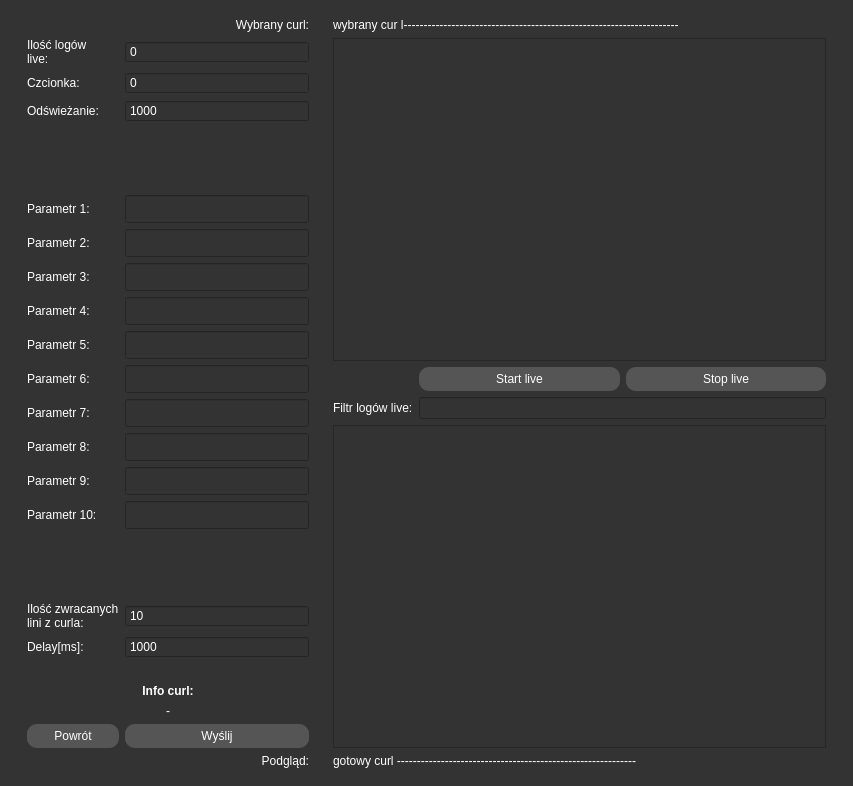
Above: untitled.ui from arekszatan/curlator before the change. Below: the same form after it.
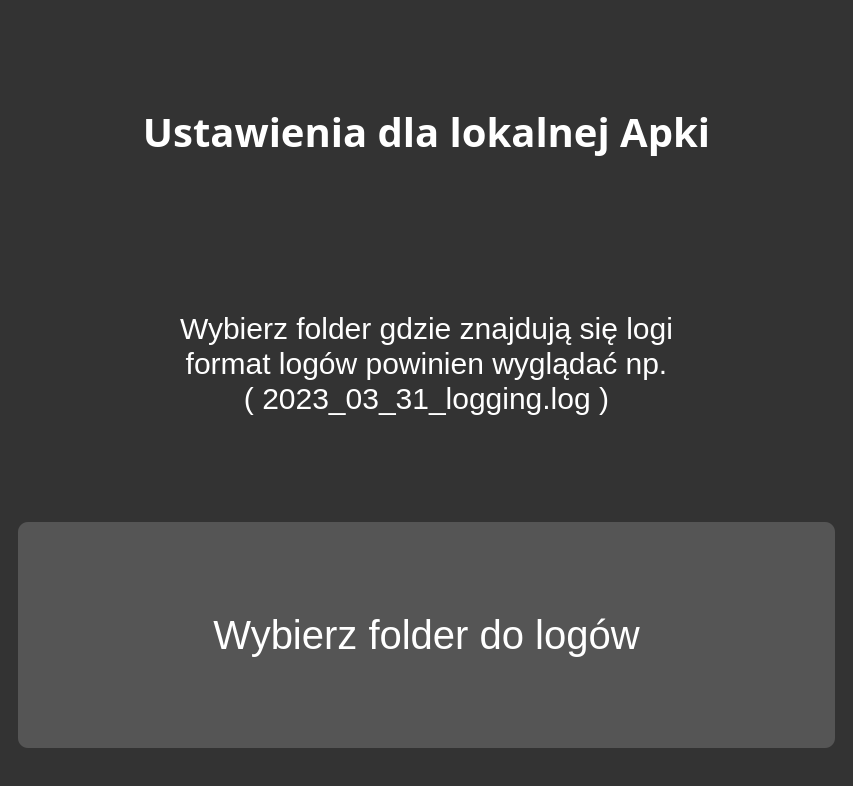
That is the form after the change. The open tabs and pages were chosen to show the change.

```diff
--- a/untitled.ui
+++ b/untitled.ui
@@ -10,6 +10,12 @@
     <height>786</height>
    </rect>
   </property>
+  <property name="minimumSize">
+   <size>
+    <width>853</width>
+    <height>786</height>
+   </size>
+  </property>
   <property name="windowTitle">
    <string>MainWindow</string>
   </property>
@@ -588,6 +594,9 @@
                <verstretch>0</verstretch>
               </sizepolicy>
              </property>
+             <property name="readOnly">
+              <bool>true</bool>
+             </property>
             </widget>
            </item>
            <item row="5" column="2" colspan="3">
@@ -660,7 +669,99 @@
         </item>
        </layout>
       </widget>
-      <widget class="QWidget" name="page_5"/>
+      <widget class="QWidget" name="localHostPage">
+       <layout class="QGridLayout" name="gridLayout_6">
+        <item row="4" column="0">
+         <widget class="QLabel" name="pathInfoLabel">
+          <property name="sizePolicy">
+           <sizepolicy hsizetype="Preferred" vsizetype="Maximum">
+            <horstretch>0</horstretch>
+            <verstretch>0</verstretch>
+           </sizepolicy>
+          </property>
+          <property name="text">
+           <string/>
+          </property>
+         </widget>
+        </item>
+        <item row="3" column="0">
+         <widget class="QPushButton" name="pathForLogButton">
+          <property name="sizePolicy">
+           <sizepolicy hsizetype="Preferred" vsizetype="Preferred">
+            <horstretch>0</horstretch>
+            <verstretch>0</verstretch>
+           </sizepolicy>
+          </property>
+          <property name="styleSheet">
+           <string notr="true">font-size:40px;</string>
+          </property>
+          <property name="text">
+           <string>Wybierz folder do logów</string>
+          </property>
+         </widget>
+        </item>
+        <item row="0" column="0">
+         <widget class="QLabel" name="label_11">
+          <property name="font">
+           <font>
+            <family>Lucida Sans</family>
+            <pointsize>-1</pointsize>
+            <weight>75</weight>
+            <italic>false</italic>
+            <bold>true</bold>
+           </font>
+          </property>
+          <property name="styleSheet">
+           <string notr="true">font-weight:bold;
+font-size:40px;</string>
+          </property>
+          <property name="text">
+           <string>Ustawienia dla lokalnej Apki</string>
+          </property>
+          <property name="alignment">
+           <set>Qt::AlignCenter</set>
+          </property>
+         </widget>
+        </item>
+        <item row="1" column="0">
+         <widget class="QLabel" name="label_12">
+          <property name="sizePolicy">
+           <sizepolicy hsizetype="Preferred" vsizetype="Preferred">
+            <horstretch>0</horstretch>
+            <verstretch>0</verstretch>
+           </sizepolicy>
+          </property>
+          <property name="styleSheet">
+           <string notr="true">font-size:30px;</string>
+          </property>
+          <property name="text">
+           <string>Wybierz folder gdzie znajdują się logi
+format logów powinien wyglądać np.
+( 2023_03_31_logging.log )</string>
+          </property>
+          <property name="alignment">
+           <set>Qt::AlignCenter</set>
+          </property>
+         </widget>
+        </item>
+        <item row="2" column="0">
+         <spacer name="verticalSpacer_3">
+          <property name="orientation">
+           <enum>Qt::Vertical</enum>
+          </property>
+          <property name="sizeType">
+           <enum>QSizePolicy::Preferred</enum>
+          </property>
+          <property name="sizeHint" stdset="0">
+           <size>
+            <width>20</width>
+            <height>40</height>
+           </size>
+          </property>
+         </spacer>
+        </item>
+       </layout>
+      </widget>
       <widget class="QWidget" name="page_2"/>
      </widget>
     </item>
```
Left out of the diff: 28 changed lines with no effect on the pictures.
